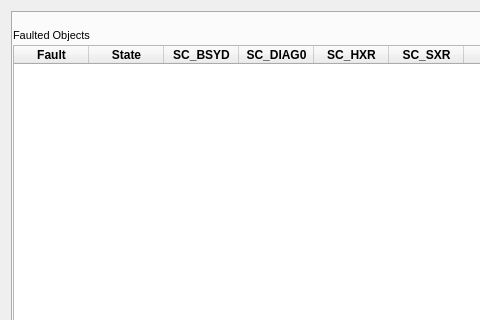
Old version of the form mps_gui_main.ui in the repository zdomke/sc_mps_gui; both pictures show x 0 to 480 and y 0 to 320 of the 1024 by 700 pixel window.
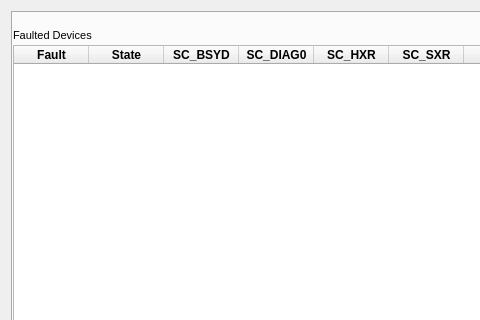
New version of the form. Custom widgets are drawn as their Qt base class.

Commit message: Adding selection details widget for Logic tab

The edit to the form file:
```diff
--- a/mps_gui_main.ui
+++ b/mps_gui_main.ui
@@ -217,7 +217,7 @@
               </font>
              </property>
              <property name="text">
-              <string>Faulted Objects</string>
+              <string>Faulted Devices</string>
              </property>
             </widget>
            </item>
```
The commit also changes 6 other files.
